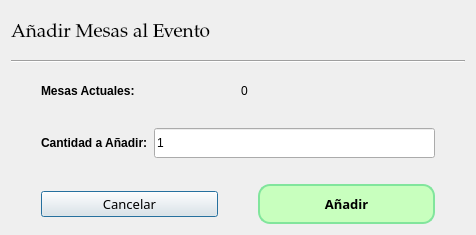
This is src/ui/AnyadirMesa.ui in IvanJesusCorbalanPascual/Gestor-de-Eventos as Qt 5 draws it before an edit. The edited form follows.
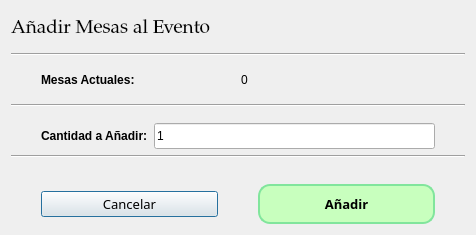
This is the edited form.

The edit to the form file:
```diff
--- a/src/ui/AnyadirMesa.ui
+++ b/src/ui/AnyadirMesa.ui
@@ -74,6 +74,13 @@
      </item>
     </layout>
    </item>
+   <item>
+    <widget class="Line" name="line">
+     <property name="orientation">
+      <enum>Qt::Horizontal</enum>
+     </property>
+    </widget>
+   </item>
    <item>
     <layout class="QHBoxLayout" name="horizontalLayout_Input">
      <property name="leftMargin">
@@ -113,6 +120,13 @@
      </item>
     </layout>
    </item>
+   <item>
+    <widget class="Line" name="line_2">
+     <property name="orientation">
+      <enum>Qt::Horizontal</enum>
+     </property>
+    </widget>
+   </item>
    <item>
     <layout class="QHBoxLayout" name="horizontalLayout_Botones">
      <property name="spacing">
```
